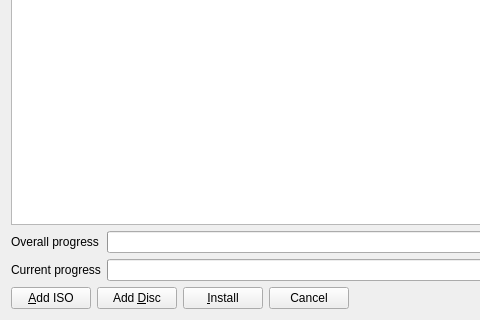
This is src/GameInstallDialog.ui in brainstream/OPL-PC-Tools as Qt 5 draws it before an edit; both pictures show x 0 to 480 and y 273 to 593 of the 941 by 593 pixel window. The edited form follows.
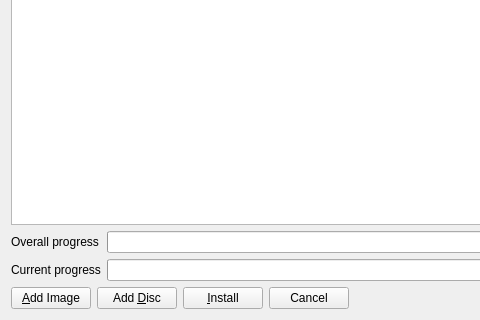
This is the edited form. Icons and pictures are not drawn.

What changed in the file:
```diff
--- a/src/GameInstallDialog.ui
+++ b/src/GameInstallDialog.ui
@@ -348,7 +348,7 @@
      <item>
       <widget class="QPushButton" name="mp_btn_add_iso">
        <property name="text">
-        <string>&amp;Add ISO</string>
+        <string>&amp;Add Image</string>
        </property>
       </widget>
      </item>
```
Left out of the diff: 10 changed lines with no effect on the pictures.
